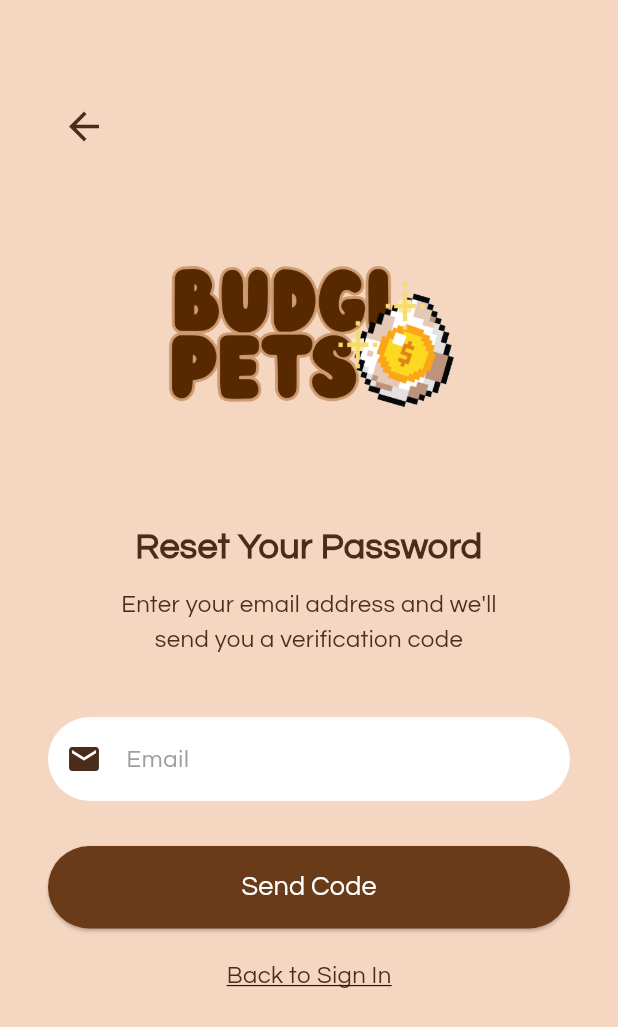
After one commit to the34thempress/Budgipets, a Flutter app: the screen it shows after launch, after a tap on "Forgot Password?", on a phone screen of 412 x 824 dp. The commit adds this screen. Shown: the top 1027 px of the screen. Run offline on Flutter 3.47's test engine with Material 3 defaults, Android fonts, the phone set to English and light mode, and no system bars; our stand-ins replace audioplayers, image_picker, permission_handler, supabase_flutter, table_calendar; accounts and stored records are empty.

Commit message:
added forgot password page, added routing, and integrated it with login page

```diff
--- a/lib/routes.dart
+++ b/lib/routes.dart
@@ -8,6 +8,7 @@ import 'screens/main_screens/store.dart';
 import 'screens/main_screens/pet_management.dart';
 import 'screens/main_screens/allowance.dart';
 import 'screens/main_screens/logs.dart';
+import 'screens/login_screens/forgot_password.dart';
 
 class Routes {
   static const String login = '/login';
@@ -19,6 +20,7 @@ class Routes {
   static const String pet_management = '/pet_management';
   static const String allowance = '/allowance';
   static const String logs = '/logs';
+  static const String forgot_password = '/forgot_password';
 
   static Map<String, WidgetBuilder> routes = {
     login: (context) => LoginPage(),
@@ -30,5 +32,6 @@ class Routes {
     pet_management: (context) => PetManagementPage(),
     allowance: (context) => LogEntryPage(),
     logs: (context) => LogsPage(),
+    forgot_password: (context) => ForgotPasswordPage(),
   };
 }
--- /dev/null
+++ b/lib/screens/login_screens/forgot_password.dart
@@ -0,0 +1,450 @@
+import 'package:flutter/material.dart';
+import 'package:supabase_flutter/supabase_flutter.dart';
+
+class ForgotPasswordPage extends StatelessWidget {
+  const ForgotPasswordPage({super.key});
+
+  @override
+  Widget build(BuildContext context) {
+    return MaterialApp(
+      debugShowCheckedModeBanner: false,
+      title: 'BudgiPets - Forgot Password',
+      theme: ThemeData(
+        fontFamily: 'Questrial',
+      ),
+      home: const ForgotPasswordScreen(),
+    );
+  }
+}
+
+class ForgotPasswordScreen extends StatefulWidget {
+  const ForgotPasswordScreen({super.key});
+
+  @override
+  State<ForgotPasswordScreen> createState() => _ForgotPasswordScreenState();
+}
+
+class _ForgotPasswordScreenState extends State<ForgotPasswordScreen> {
+  final TextEditingController _emailController = TextEditingController();
+  final TextEditingController _otpController = TextEditingController();
+  final TextEditingController _newPasswordController = TextEditingController();
+  final TextEditingController _confirmPasswordController = TextEditingController();
+
+  bool _isLoading = false;
+  bool _otpSent = false;
+  bool _otpVerified = false;
+
+  // Step 1: Send OTP to email
+  void _sendOTP() async {
+    final email = _emailController.text.trim();
+
+    if (email.isEmpty) {
+      ScaffoldMessenger.of(context).showSnackBar(
+        const SnackBar(content: Text("Please enter your email")),
+      );
+      return;
+    }
+
+    if (!email.contains('@') || !email.contains('.')) {
+      ScaffoldMessenger.of(context).showSnackBar(
+        const SnackBar(content: Text("Please enter a valid email")),
+      );
+      return;
+    }
+
+    setState(() {
+      _isLoading = true;
+    });
+
+    try {
+      final supabase = Supabase.instance.client;
+
+      // Send OTP via email
+      await supabase.auth.signInWithOtp(
+        email: email,
+      );
+
+      setState(() {
+        _isLoading = false;
+        _otpSent = true;
+      });
+
+      ScaffoldMessenger.of(context).showSnackBar(
+        const SnackBar(
+          content: Text("Verification code sent to your email!"),
+          backgroundColor: Colors.green,
+        ),
+      );
+
+    } catch (error) {
+      setState(() {
+        _isLoading = false;
+      });
+
+      ScaffoldMessenger.of(context).showSnackBar(
+        SnackBar(content: Text("Error: ${error.toString()}")),
+      );
+    }
+  }
+
+  // Step 2: Verify OTP
+  void _verifyOTP() async {
+    final email = _emailController.text.trim();
+    final otp = _otpController.text.trim();
+
+    if (otp.isEmpty) {
+      ScaffoldMessenger.of(context).showSnackBar(
+        const SnackBar(content: Text("Please enter the verification code")),
+      );
+      return;
+    }
+
+    setState(() {
+      _isLoading = true;
+    });
+
+    try {
+      final supabase = Supabase.instance.client;
+
+      // Verify OTP
+      await supabase.auth.verifyOTP(
+        email: email,
+        token: otp,
+        type: OtpType.email,
+      );
+
+      setState(() {
+        _isLoading = false;
+        _otpVerified = true;
+      });
+
+      ScaffoldMessenger.of(context).showSnackBar(
+        const SnackBar(
+          content: Text("Code verified! Now set your new password."),
+          backgroundColor: Colors.green,
+        ),
+      );
+
+    } catch (error) {
+      setState(() {
+        _isLoading = false;
+      });
+
+      ScaffoldMessenger.of(context).showSnackBar(
+        SnackBar(content: Text("Invalid code. Please try again.")),
+      );
+    }
+  }
+
+  // Step 3: Update password
+  void _updatePassword() async {
+    final newPassword = _newPasswordController.text.trim();
+    final confirmPassword = _confirmPasswordController.text.trim();
+
+    if (newPassword.isEmpty || confirmPassword.isEmpty) {
+      ScaffoldMessenger.of(context).showSnackBar(
+        const SnackBar(content: Text("Please fill in all fields")),
+      );
+      return;
+    }
+
+    if (newPassword.length < 6) {
+      ScaffoldMessenger.of(context).showSnackBar(
+        const SnackBar(content: Text("Password must be at least 6 characters")),
+      );
+      return;
+    }
+
+    if (newPassword != confirmPassword) {
+      ScaffoldMessenger.of(context).showSnackBar(
+        const SnackBar(content: Text("Passwords do not match")),
+      );
+      return;
+    }
+
+    setState(() {
+      _isLoading = true;
+    });
+
+    try {
+      final supabase = Supabase.instance.client;
+
+      // Update the user's password
+      await supabase.auth.updateUser(
+        UserAttributes(password: newPassword),
+      );
+
+      setState(() {
+        _isLoading = false;
+      });
+
+      ScaffoldMessenger.of(context).showSnackBar(
+        const SnackBar(
+          content: Text("Password updated successfully!"),
+          backgroundColor: Colors.green,
+        ),
+      );
+
+      // Sign out and go back to login
+      await supabase.auth.signOut();
+
+      Future.delayed(const Duration(seconds: 1), () {
+        if (mounted) {
+          Navigator.pop(context);
+        }
+      });
+
+    } catch (error) {
+      setState(() {
+        _isLoading = false;
+      });
+
+      ScaffoldMessenger.of(context).showSnackBar(
+        SnackBar(content: Text("Error: ${error.toString()}")),
+      );
+    }
+  }
+
+  @override
+  Widget build(BuildContext context) {
+    return Scaffold(
+      backgroundColor: const Color(0xFFF4D6C1),
+      body: SingleChildScrollView(
+        child: Padding(
+          padding: const EdgeInsets.symmetric(horizontal: 32.0, vertical: 60),
+          child: Column(
+            crossAxisAlignment: CrossAxisAlignment.center,
+            children: [
+              // Back button
+              Align(
+                alignment: Alignment.topLeft,
+                child: IconButton(
+                  icon: const Icon(
+                    Icons.arrow_back,
+                    color: Color(0xFF4A2C1A),
+                    size: 30,
+                  ),
+                  onPressed: () => Navigator.pop(context),
+                ),
+              ),
+              const SizedBox(height: 20),
+
+              // Logo
+              Image.asset(
+                "assets/images/logo.png",
+                height: 200,
+              ),
+              const SizedBox(height: 20),
+
+              // Title changes based on step
+              Text(
+                _otpVerified
+                    ? "Create New Password"
+                    : _otpSent
+                        ? "Verify Your Email"
+                        : "Reset Your Password",
+                textAlign: TextAlign.center,
+                style: const TextStyle(
+                  fontSize: 24,
+                  fontWeight: FontWeight.bold,
+                  color: Color(0xFF4A2C1A),
+                ),
+              ),
+              const SizedBox(height: 10),
+
+              // Instructions change based on step
+              Text(
+                _otpVerified
+                    ? "Enter your new password below"
+                    : _otpSent
+                        ? "We sent a verification code\nto your email"
+                        : "Enter your email address and we'll\nsend you a verification code",
+                textAlign: TextAlign.center,
+                style: const TextStyle(
+                  fontSize: 16,
+                  color: Color(0xFF4A2C1A),
+                ),
+              ),
+              const SizedBox(height: 40),
+
+              // Step 1: Email field (always visible)
+              if (!_otpVerified)
+                Container(
+                  decoration: BoxDecoration(
+                    color: Colors.white,
+                    borderRadius: BorderRadius.circular(40),
+                  ),
+                  child: TextField(
+                    controller: _emailController,
+                    enabled: !_otpSent,
+                    keyboardType: TextInputType.emailAddress,
+                    decoration: const InputDecoration(
+                      hintText: "Email",
+                      hintStyle: TextStyle(color: Colors.grey),
+                      prefixIcon: Icon(
+                        Icons.email,
+                        color: Color(0xFF4A2C1A),
+                      ),
+                      border: InputBorder.none,
+                      contentPadding: EdgeInsets.symmetric(vertical: 16),
+                    ),
+                  ),
+                ),
+
+              if (!_otpVerified) const SizedBox(height: 20),
+
+              // Step 2: OTP field (shows after email is sent)
+              if (_otpSent && !_otpVerified)
+                Container(
+                  decoration: BoxDecoration(
+                    color: Colors.white,
+                    borderRadius: BorderRadius.circular(40),
+                  ),
+                  child: TextField(
+                    controller: _otpController,
+                    keyboardType: TextInputType.number,
+                    decoration: const InputDecoration(
+                      hintText: "Verification Code",
+                      hintStyle: TextStyle(color: Colors.grey),
+                      prefixIcon: Icon(
+                        Icons.verified_user,
+                        color: Color(0xFF4A2C1A),
+                      ),
+                      border: InputBorder.none,
+                      contentPadding: EdgeInsets.symmetric(vertical: 16),
+                    ),
+                  ),
+                ),
+
+              if (_otpSent && !_otpVerified) const SizedBox(height: 20),
+
+              // Step 3: New password fields (shows after OTP verified)
+              if (_otpVerified) ...[
+                Container(
+                  decoration: BoxDecoration(
+                    color: Colors.white,
+                    borderRadius: BorderRadius.circular(40),
+                  ),
+                  child: TextField(
+                    controller: _newPasswordController,
+                    obscureText: true,
+                    decoration: const InputDecoration(
+                      hintText: "New Password",
+                      hintStyle: TextStyle(color: Colors.grey),
+                      prefixIcon: Icon(
+                        Icons.lock,
+                        color: Color(0xFF4A2C1A),
+                      ),
+                      border: InputBorder.none,
+                      contentPadding: EdgeInsets.symmetric(vertical: 16),
+                    ),
+                  ),
+                ),
+                const SizedBox(height: 20),
+                Container(
+                  decoration: BoxDecoration(
+                    color: Colors.white,
+                    borderRadius: BorderRadius.circular(40),
+                  ),
+                  child: TextField(
+                    controller: _confirmPasswordController,
+                    obscureText: true,
+                    decoration: const InputDecoration(
+                      hintText: "Confirm Password",
+                      hintStyle: TextStyle(color: Colors.grey),
+                      prefixIcon: Icon(
+                        Icons.lock_outline,
+                        color: Color(0xFF4A2C1A),
+                      ),
+                      border: InputBorder.none,
+                      contentPadding: EdgeInsets.symmetric(vertical: 16),
+                    ),
+                  ),
+                ),
+                const SizedBox(height: 20),
+              ],
+
+              const SizedBox(height: 10),
+
+              // Action button (changes based on step)
+              SizedBox(
+                width: double.infinity,
+                height: 55,
+                child: ElevatedButton(
+                  style: ElevatedButton.styleFrom(
+                    backgroundColor: const Color(0xFF6A3B18),
+                    shape: const RoundedRectangleBorder(
+                      borderRadius: BorderRadius.all(Radius.circular(40)),
+                    ),
+                  ),
+                  onPressed: _isLoading
+                      ? null
+                      : (_otpVerified
+                          ? _updatePassword
+                          : (_otpSent ? _verifyOTP : _sendOTP)),
+                  child: _isLoading
+                      ? const SizedBox(
+                          height: 24,
+                          width: 24,
+                          child: CircularProgressIndicator(
+                            color: Colors.white,
+                            strokeWidth: 2,
+                          ),
+                        )
+                      : Text(
+                          _otpVerified
+                              ? "Update Password"
+                              : (_otpSent ? "Verify Code" : "Send Code"),
+                          style: const TextStyle(
+                            fontSize: 18,
+                            color: Colors.white,
+                          ),
+                        ),
+                ),
+              ),
+              const SizedBox(height: 20),
+
+              // Resend code option (shows after OTP sent but not verified)
+              if (_otpSent && !_otpVerified)
+                GestureDetector(
+                  onTap: _isLoading ? null : _sendOTP,
+                  child: const Text(
+                    "Resend Code",
+                    style: TextStyle(
+                      fontSize: 16,
+                      color: Color(0xFF4A2C1A),
+                      decoration: TextDecoration.underline,
+                    ),
+                  ),
+                ),
+
+              if (_otpSent && !_otpVerified) const SizedBox(height: 20),
+
+              // Back to login link
+              GestureDetector(
+                onTap: () => Navigator.pop(context),
+                child: const Text(
+                  "Back to Sign In",
+                  style: TextStyle(
+                    fontSize: 16,
+                    color: Color(0xFF4A2C1A),
+                    decoration: TextDecoration.underline,
+                  ),
+                ),
+              ),
+            ],
+          ),
+        ),
+      ),
+    );
+  }
+
+  @override
+  void dispose() {
+    _emailController.dispose();
+    _otpController.dispose();
+    _newPasswordController.dispose();
+    _confirmPasswordController.dispose();
+    super.dispose();
+  }
+}
--- a/lib/screens/login_screens/login.dart
+++ b/lib/screens/login_screens/login.dart
@@ -1,6 +1,7 @@
 import 'package:flutter/material.dart';
 import 'create_account.dart'; // import your create_account page
-import '../main_screens/dashboard.dart';     // import your dashboard page
+import '../main_screens/dashboard.dart'; // import your dashboard page
+import 'forgot_password.dart'; // ✅ added import
 import 'package:supabase_flutter/supabase_flutter.dart';
 
 class LoginPage extends StatelessWidget {
@@ -14,6 +15,10 @@ class LoginPage extends StatelessWidget {
       theme: ThemeData(
         fontFamily: 'Questrial',
       ),
+      // ✅ added forgot password route
+      routes: {
+        'forgot_password': (context) => ForgotPasswordPage(),
+      },
       home: const LoginScreen(),
     );
   }
@@ -30,7 +35,7 @@ class _LoginScreenState extends State<LoginScreen> {
   final TextEditingController _usernameController = TextEditingController();
   final TextEditingController _passwordController = TextEditingController();
 
-  //login
+  // Login function
   void _login() async {
     final email = _usernameController.text.trim();
     final password = _passwordController.text.trim();
@@ -52,12 +57,9 @@ class _LoginScreenState extends State<LoginScreen> {
       final user = response.user;
 
       if (user != null) {
-
-        //for email verification
+        // Check if email is verified
         if (user.emailConfirmedAt == null) {
-        //unverified will get blocked access
           await supabase.auth.signOut();
-
           ScaffoldMessenger.of(context).showSnackBar(
             const SnackBar(
               content: Text("Please verify your email before logging in."),
@@ -66,6 +68,7 @@ class _LoginScreenState extends State<LoginScreen> {
           return;
         }
 
+        // Go to dashboard if successful
         Navigator.pushReplacement(
           context,
           MaterialPageRoute(builder: (context) => const DashboardPage()),
@@ -81,7 +84,6 @@ class _LoginScreenState extends State<LoginScreen> {
       );
     }
   }
-
 
   @override
   Widget build(BuildContext context) {
@@ -179,7 +181,7 @@ class _LoginScreenState extends State<LoginScreen> {
               ),
               const SizedBox(height: 30),
 
-              //signup button
+              // Sign up link
               GestureDetector(
                 onTap: () {
                   Navigator.push(
@@ -199,7 +201,7 @@ class _LoginScreenState extends State<LoginScreen> {
               ),
               const SizedBox(height: 20),
 
-              //Divider
+              // Divider
               const Row(
                 children: [
                   Expanded(
@@ -222,12 +224,19 @@ class _LoginScreenState extends State<LoginScreen> {
               ),
               const SizedBox(height: 20),
 
-              //Forgot password (wala)
-              const Text(
-                "Forgot Password",
+              // ✅ Forgot Password link (now functional)
+              GestureDetector(
+                onTap: () {
+                  Navigator.pushNamed(context, 'forgot_password');
+                },
+                child: const Text(
+                  "Forgot Password?",
                   style: TextStyle(
                     fontSize: 16,
                     color: Color(0xFF4A2C1A),
+                    decoration: TextDecoration.underline,
+                    fontWeight: FontWeight.w500,
+                  ),
                 ),
               ),
             ],
--- a/lib/screens/main_screens/logs.dart
+++ b/lib/screens/main_screens/logs.dart
@@ -6,7 +6,7 @@ class LogsPage extends StatelessWidget {
   const LogsPage({super.key});
 
   // Colors
-  Color get bgCream => const Color(0xFFF4DCC2);
+  Color get bgCream => const Color(0xFFFDE6D0);
   Color get brown => const Color(0xFF6A3E1C);
 
   TextStyle titleStyle(double size, {Color color = Colors.white}) =>
@@ -30,10 +30,10 @@ class LogsPage extends StatelessWidget {
         child: Column(
           crossAxisAlignment: CrossAxisAlignment.start,
           children: [
-            Text("Your Logs", style: TextStyle(fontFamily: 'Modak', fontSize: 50, color: Colors.white)),
+            Text("Your Logs", style: TextStyle(fontFamily: 'Modak', fontSize: 50, color: Color(0xFFFDE6D0))),
             Text(
               "Here you’ll find all your logged\nexpenses and income!",
-              style: bodyStyle(14),
+              style: bodyStyle(14, color: Color(0xFFFDE6D0)),
             ),
           ],
         ),
```
Also changed, not shown: lib/screens/tutorial_screens/tutorial.dart (added), pubspec.lock. Lines whose indentation alone changed are shown as unchanged.
